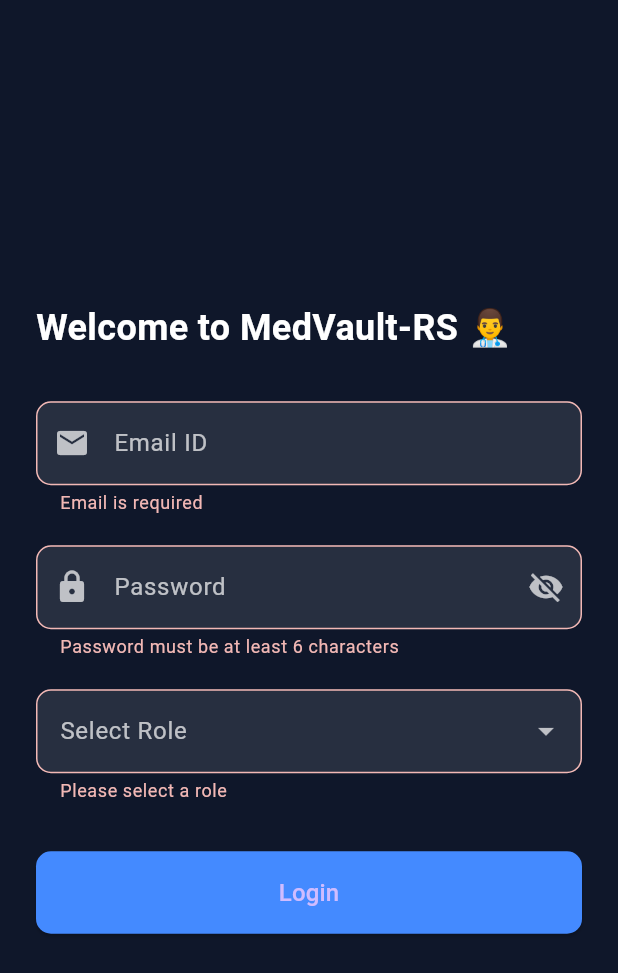
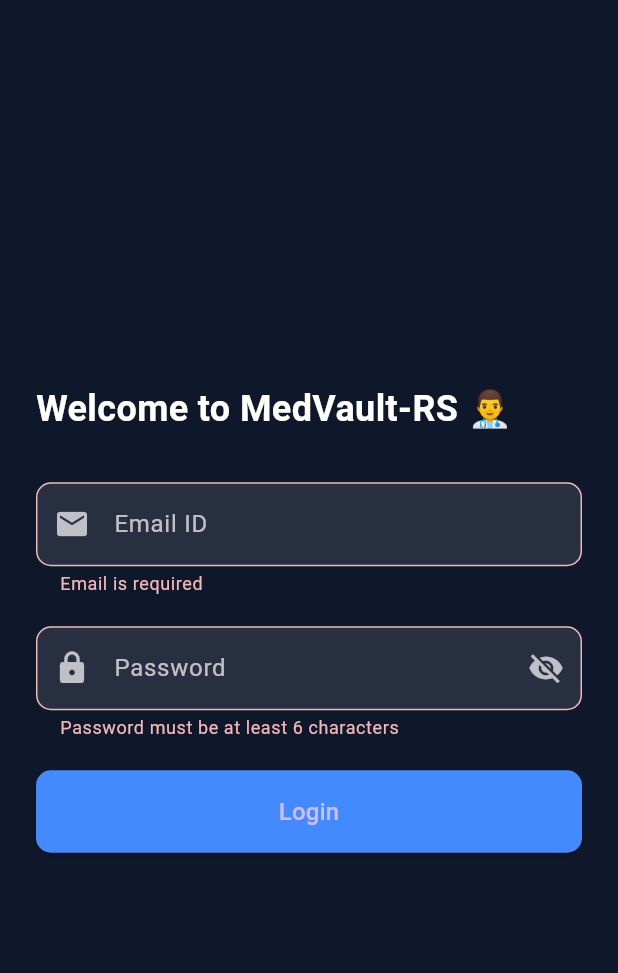
Before and after one commit to grewalrehmat/Patient-Management, a Flutter app: the screen it shows after launch, after a tap on "Login", on a phone screen of 412 x 824 dp. Shown: the top 973 px of the screen. Run offline on Flutter 3.47's test engine with Material 3 defaults, Android fonts, the phone set to English and light mode, and no system bars; our stand-ins replace camera, permission_handler.

Commit message:
Removed the role_selection on login page and implemented portrait lock

```diff
--- a/pgi_app/lib/home_page.dart
+++ b/pgi_app/lib/home_page.dart
@@ -17,7 +17,7 @@ class HomePage extends StatelessWidget {
         children: [
           const SizedBox(height: 8),
           const Text(
-            'Hello, Yuvraj',
+            'Hello, Yuvraj!',
             style: TextStyle(
               fontSize: 20,
               fontWeight: FontWeight.w500,
--- a/pgi_app/lib/login_screen.dart
+++ b/pgi_app/lib/login_screen.dart
@@ -11,17 +11,13 @@ class _LoginScreenState extends State<LoginScreen> {
   final _formKey = GlobalKey<FormState>();
   final TextEditingController _emailController = TextEditingController();
   final TextEditingController _passwordController = TextEditingController();
-  String? _selectedRole;
   bool _isPasswordVisible = false;
-
-  final List<String> _roles = ['Doctor', 'Intern', 'Trainee'];
 
   @override
   void initState() {
     super.initState();
     _emailController.clear();
     _passwordController.clear();
-    _selectedRole = null;
   }
 
   @override
@@ -118,38 +114,6 @@ class _LoginScreenState extends State<LoginScreen> {
                   },
                 ),
                 const SizedBox(height: 20),
-
-                // Role Dropdown
-                DropdownButtonFormField<String>(
-                  value: _selectedRole,
-                  isExpanded: true,
-                  items: _roles.map((role) {
-                    return DropdownMenuItem<String>(
-                      value: role,
-                      child: Text(
-                        role,
-                        style: const TextStyle(color: Colors.white),
-                      ),
-                    );
-                  }).toList(),
-                  onChanged: (value) {
-                    setState(() => _selectedRole = value);
-                  },
-                  decoration: InputDecoration(
-                    labelText: 'Select Role',
-                    labelStyle: const TextStyle(color: Colors.white70),
-                    filled: true,
-                    fillColor: Colors.white10,
-                    border: OutlineInputBorder(
-                      borderRadius: BorderRadius.circular(10),
-                    ),
-                  ),
-                  dropdownColor: Colors.grey[850],
-                  validator: (value) =>
-                      value == null ? 'Please select a role' : null,
-                ),
-                const SizedBox(height: 32),
-
                 // Login Button
                 SizedBox(
                   width: double.infinity,
--- a/pgi_app/lib/main.dart
+++ b/pgi_app/lib/main.dart
@@ -1,4 +1,5 @@
 import 'package:flutter/material.dart';
+import 'package:flutter/services.dart';
 import 'home_page.dart';
 import 'records_page.dart';
 import 'upload_page.dart';
@@ -10,7 +11,15 @@ import 'login_screen.dart';
 import 'profile_page.dart';
 import 'top_panel.dart';
 
-void main() {
+void main() async {
+  WidgetsFlutterBinding.ensureInitialized();
+
+  // Lock the orientation to portrait only
+  await SystemChrome.setPreferredOrientations([
+    DeviceOrientation.portraitUp,
+    DeviceOrientation.portraitDown,
+  ]);
+
   runApp(const MedVaultApp());
 }
 
```
